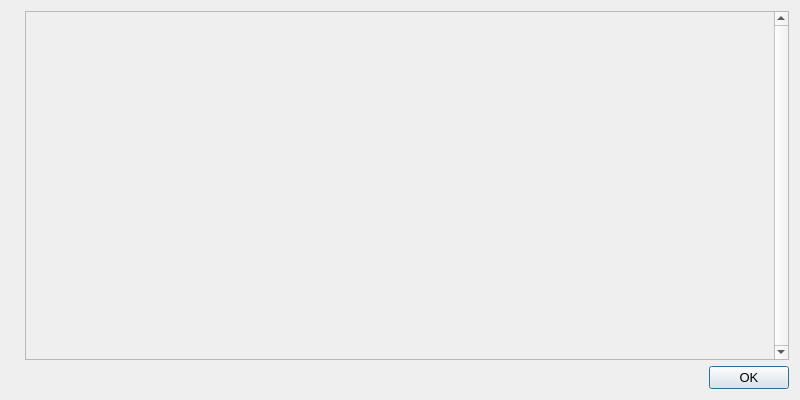
Before: the Qt Designer form src/qt/forms/helpmessagedialog.ui in oro-cm/ORO, drawn with Qt 5.
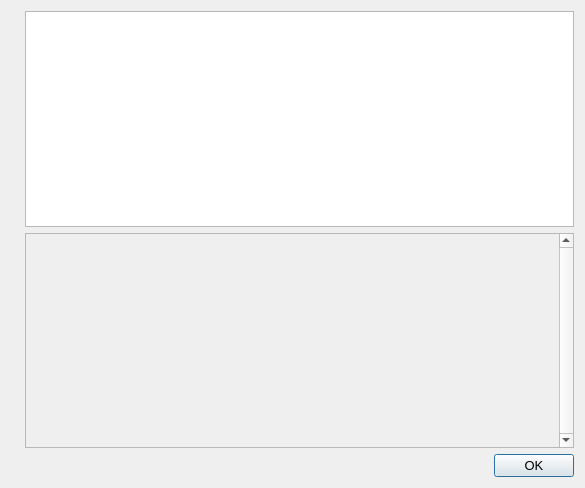
After: the same form once the commit is applied. Icons and pictures are not drawn.

Patch:
```diff
--- a/src/qt/forms/helpmessagedialog.ui
+++ b/src/qt/forms/helpmessagedialog.ui
@@ -6,8 +6,8 @@
    <rect>
     <x>0</x>
     <y>0</y>
-    <width>800</width>
-    <height>400</height>
+    <width>585</width>
+    <height>488</height>
    </rect>
   </property>
   <property name="font">
@@ -34,6 +34,13 @@
    </item>
    <item>
     <layout class="QVBoxLayout" name="verticalLayout">
+     <item>
+      <widget class="QTextEdit" name="helpMessage">
+       <property name="readOnly">
+        <bool>true</bool>
+       </property>
+      </widget>
+     </item>
      <item>
       <widget class="QScrollArea" name="scrollArea">
        <property name="verticalScrollBarPolicy">
@@ -47,8 +54,8 @@
          <rect>
           <x>0</x>
           <y>0</y>
-          <width>659</width>
-          <height>348</height>
+          <width>479</width>
+          <height>213</height>
          </rect>
         </property>
         <layout class="QVBoxLayout" name="verticalLayout_2">
@@ -60,6 +67,9 @@
            <property name="textFormat">
             <enum>Qt::PlainText</enum>
            </property>
+           <property name="alignment">
+            <set>Qt::AlignLeading|Qt::AlignLeft|Qt::AlignTop</set>
+           </property>
            <property name="openExternalLinks">
             <bool>true</bool>
            </property>
```
Left out of the diff: 4 changed lines with no effect on the pictures.
